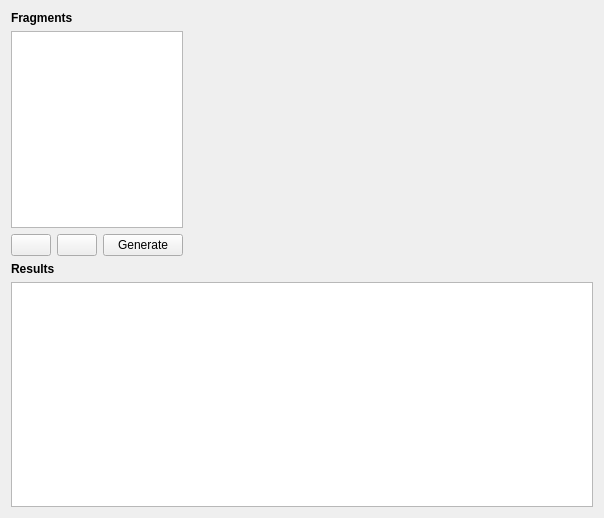
Old version of the form cbr/chimeras/visual/ChimerasGenerator.ui in the repository TUM-CBR/pymol-plugins.
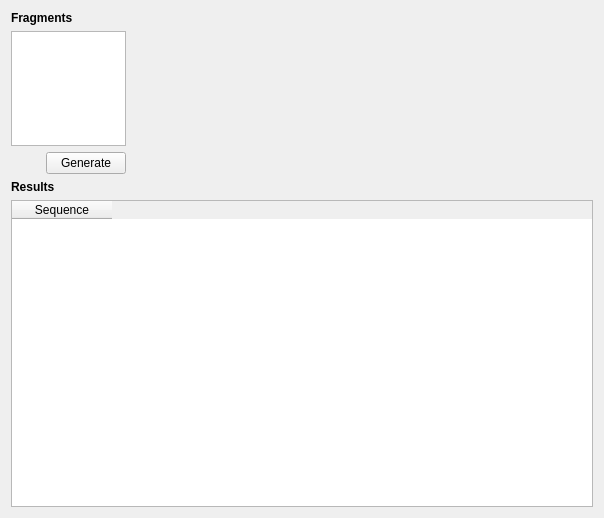
New version of the form. Icons and pictures are not drawn.

Commit message: Tool to generate chimeras from a given catalogue of fragments.

What changed in the file:
```diff
--- a/cbr/chimeras/visual/ChimerasGenerator.ui
+++ b/cbr/chimeras/visual/ChimerasGenerator.ui
@@ -13,7 +13,9 @@
   <property name="windowTitle">
    <string>Form</string>
   </property>
-  <layout class="QVBoxLayout" name="verticalLayout_2">
+  <layout class="QVBoxLayout" name="verticalLayout_4" stretch="1,2">
+   <item>
+    <layout class="QVBoxLayout" name="verticalLayout_2" stretch="0,0">
    <item>
     <widget class="QLabel" name="label_2">
      <property name="font">
@@ -55,26 +57,6 @@
            </property>
           </spacer>
          </item>
-         <item>
-          <widget class="QPushButton" name="addFragmentButton">
-           <property name="text">
-            <string/>
-           </property>
-           <property name="icon">
-            <iconset theme="list-add"/>
-           </property>
-          </widget>
-         </item>
-         <item>
-          <widget class="QPushButton" name="removeFragmentButton">
-           <property name="text">
-            <string/>
-           </property>
-           <property name="icon">
-            <iconset theme="list-remove"/>
-           </property>
-          </widget>
-         </item>
          <item>
           <widget class="QPushButton" name="generateButton">
            <property name="text">
@@ -98,6 +80,10 @@
      </item>
     </layout>
    </item>
+    </layout>
+   </item>
+   <item>
+    <layout class="QVBoxLayout" name="verticalLayout_3">
    <item>
     <widget class="QLabel" name="label">
      <property name="font">
@@ -111,7 +97,15 @@
     </widget>
    </item>
    <item>
-    <widget class="QTableWidget" name="resultsTable"/>
+      <widget class="QTableWidget" name="resultsTable">
+       <column>
+        <property name="text">
+         <string>Sequence</string>
+        </property>
+       </column>
+      </widget>
+     </item>
+    </layout>
    </item>
   </layout>
  </widget>
```
Lines whose indentation alone changed are shown as unchanged. The commit also changes 5 other files.
